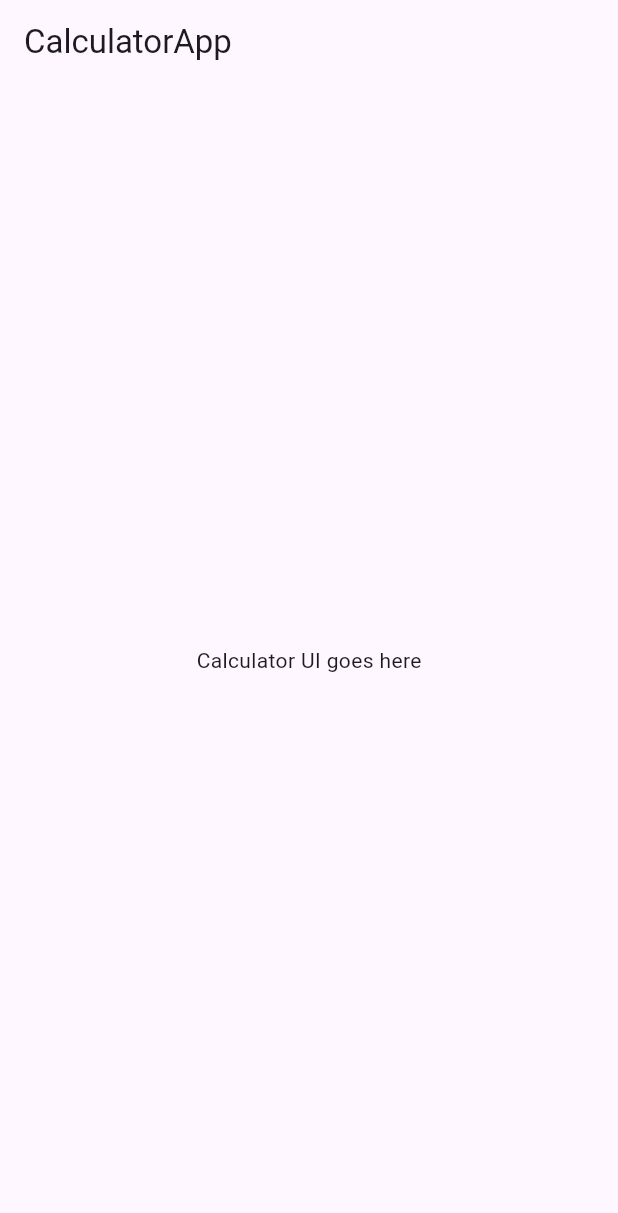
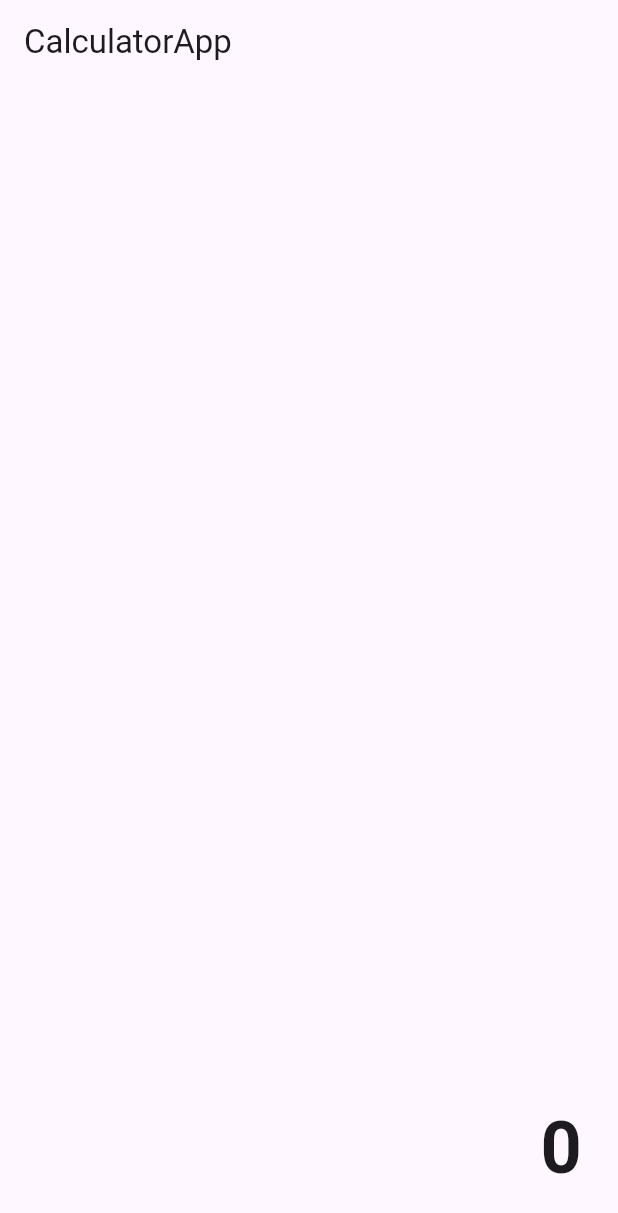
Before and after one commit to mduruji/calculator_app, a Flutter app: the screen it shows after launch, on a phone screen of 412 x 824 dp. Shown: the top 1213 px of the screen. Run offline on Flutter 3.47's test engine with Material 3 defaults, Android fonts, the phone set to English and light mode, and no system bars.

Commit message:
feat: add display area to show numbers and results

```diff
--- a/lib/main.dart
+++ b/lib/main.dart
@@ -25,11 +25,26 @@ class CalculatorScreen extends StatefulWidget {
 }
 
 class _CalculatorScreenState extends State<CalculatorScreen> {
+  String _display = "0";
+
   @override
   Widget build(BuildContext context) {
     return Scaffold(
       appBar: AppBar(title: const Text("CalculatorApp")),
-      body: const Center(child: Text("Calculator UI goes here")),
+      body: Column(
+        children: [
+          Expanded(
+            child: Container(
+              alignment: Alignment.bottomRight,
+              padding: const EdgeInsets.all(24),
+              child: Text(
+                _display,
+                style: const TextStyle(fontSize: 48, fontWeight: FontWeight.bold),
+              ),
+            ),
+          ),
+        ],
+      ),
     );
   }
 }
```
